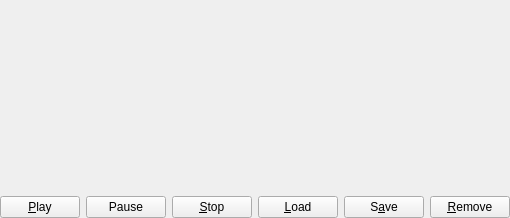
This is Koo/ui/video.ui in xrg/openerp-client-kde as Qt 5 draws it before an edit. The edited form follows.
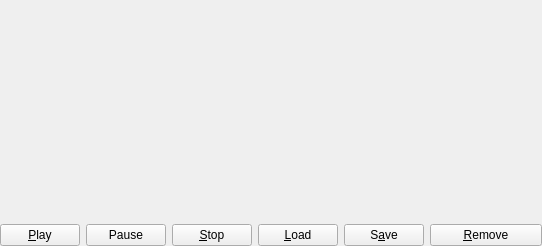
This is the edited form. Icons and pictures are not drawn.

Commit message: Added icons to video widget.

Diff of the .ui file:
```diff
--- a/Koo/ui/video.ui
+++ b/Koo/ui/video.ui
@@ -5,8 +5,8 @@
    <rect>
     <x>0</x>
     <y>0</y>
-    <width>482</width>
-    <height>218</height>
+    <width>542</width>
+    <height>246</height>
    </rect>
   </property>
   <property name="windowTitle" >
```
Left out of the diff: 28 changed lines with no effect on the pictures. The commit also changes 5 other files.
